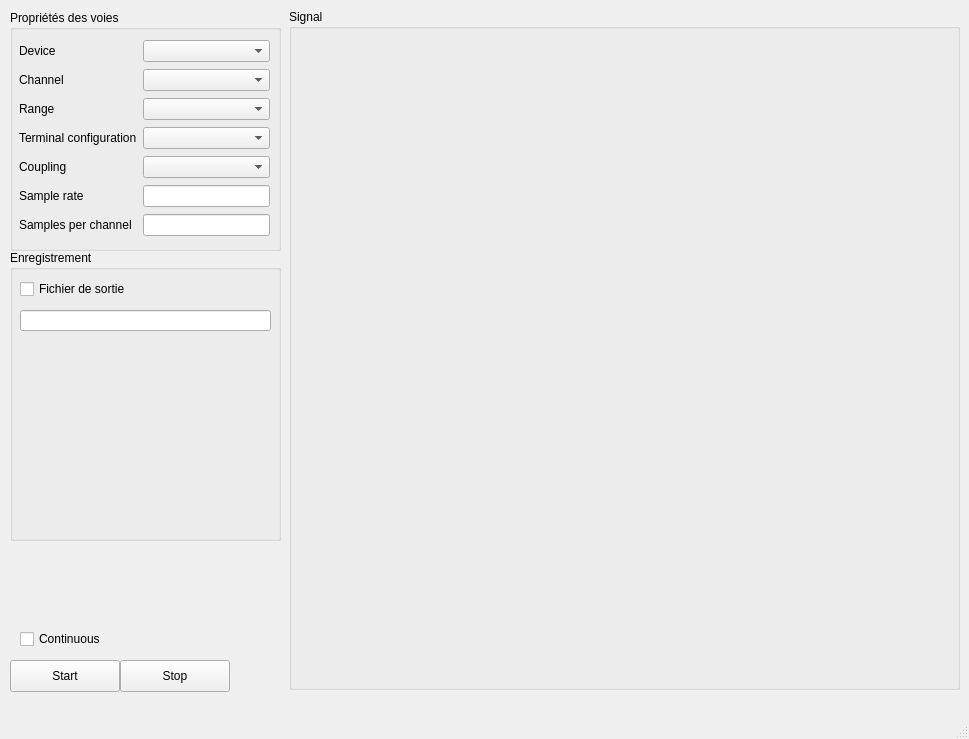
First picture: the form in bin/DAQ.ui, repository jsalort/pymanip, before the edit.
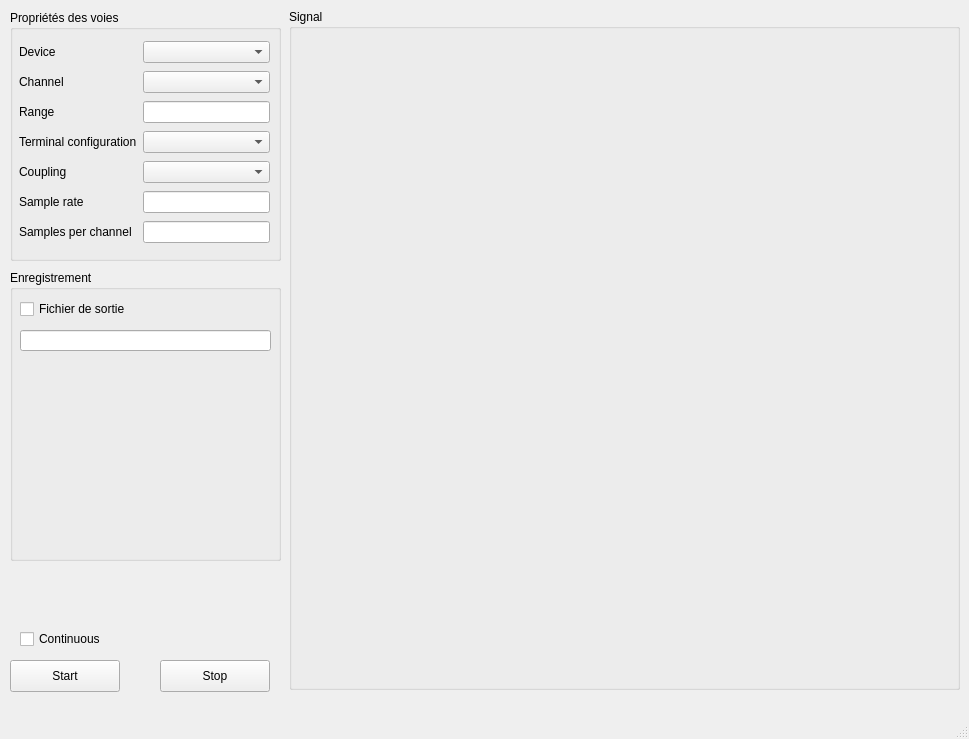
Second picture: the form after the edit.

Commit message: ManipDAQ range and terminal config

Patch:
```diff
--- a/bin/DAQ.ui
+++ b/bin/DAQ.ui
@@ -20,7 +20,7 @@
       <x>10</x>
       <y>10</y>
       <width>271</width>
-      <height>241</height>
+      <height>251</height>
      </rect>
     </property>
     <property name="title">
@@ -32,7 +32,7 @@
        <x>9</x>
        <y>29</y>
        <width>251</width>
-       <height>205</height>
+       <height>213</height>
       </rect>
      </property>
      <layout class="QGridLayout" name="gridLayout">
@@ -93,9 +93,6 @@
         </property>
        </widget>
       </item>
-      <item row="2" column="1">
-       <widget class="QComboBox" name="range_ui"/>
-      </item>
       <item row="0" column="0">
        <widget class="QLabel" name="label_7">
         <property name="text">
@@ -106,6 +103,9 @@
       <item row="0" column="1">
        <widget class="QComboBox" name="device_ui"/>
       </item>
+      <item row="2" column="1">
+       <widget class="QLineEdit" name="range_ui"/>
+      </item>
      </layout>
     </widget>
    </widget>
@@ -113,7 +113,7 @@
     <property name="geometry">
      <rect>
       <x>10</x>
-      <y>250</y>
+      <y>270</y>
       <width>271</width>
       <height>291</height>
      </rect>
@@ -198,7 +198,7 @@
    <widget class="QPushButton" name="pushButton_2">
     <property name="geometry">
      <rect>
-      <x>120</x>
+      <x>160</x>
       <y>660</y>
       <width>110</width>
       <height>32</height>
```
Left out of the diff: 2 changed lines with no effect on the pictures. The commit also changes 1 other file.
